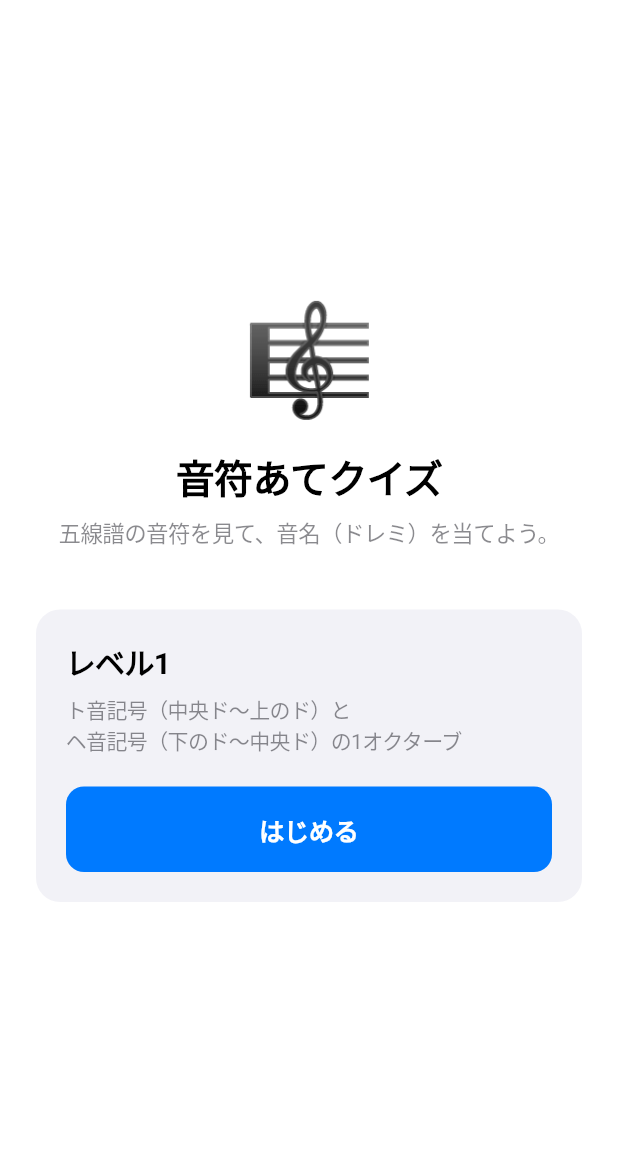
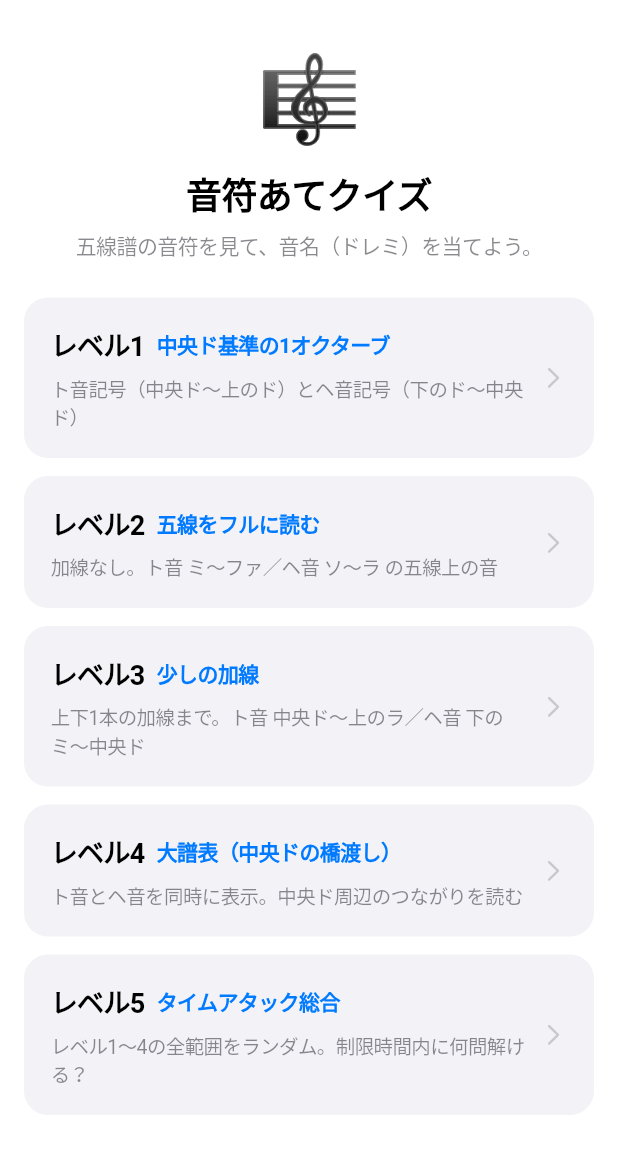
Before and after one commit to tomoyuki0512-hub/onp-quiz-app, a Flutter app: the screen it shows after launch, on a phone screen of 412 x 824 dp, the part 52-1226 px from its top. Run offline on Flutter 3.47's test engine with Material 3 defaults, Android fonts, the phone set to English and light mode, and no system bars; our stand-ins replace audioplayers.

```diff
--- /dev/null
+++ b/lib/data/levels.dart
@@ -0,0 +1,86 @@
+import '../models/clef.dart';
+import '../models/level.dart';
+import '../models/quiz_note.dart';
+import 'level1.dart';
+
+/// 指定 clef・degree 範囲 [fromDegree, toDegree]（両端含む）の自然音を
+/// 低音→高音の順で生成する。
+///
+/// degree = octave*7 + letterIndex（C=0..B=6）なので、整数 degree は
+/// ちょうど1つの自然音（白鍵）に対応する。
+List<QuizNote> notesInRange(Clef clef, int fromDegree, int toDegree) {
+  return [
+    for (int d = fromDegree; d <= toDegree; d++)
+      QuizNote(clef: clef, letterIndex: d % 7, octave: d ~/ 7),
+  ];
+}
+
+// 五線の基準 degree（C=0基準）。
+//   ト音: 最下線 E4=30 / 最上線 F5=38
+//   ヘ音: 最下線 G2=18 / 最上線 A3=26
+
+/// レベル1: 中央ド基準の1オクターブ（実装済みプールを再利用）。
+final Level level1 = Level(
+  id: 1,
+  title: 'レベル1',
+  concept: '中央ド基準の1オクターブ',
+  description: 'ト音記号（中央ド〜上のド）とヘ音記号（下のド〜中央ド）',
+  pool: level1Notes,
+);
+
+/// レベル2: 五線をフルに読む（加線なし）。
+final Level level2 = Level(
+  id: 2,
+  title: 'レベル2',
+  concept: '五線をフルに読む',
+  description: '加線なし。ト音 ミ〜ファ／ヘ音 ソ〜ラ の五線上の音',
+  pool: [
+    ...notesInRange(Clef.treble, 30, 38), // E4..F5
+    ...notesInRange(Clef.bass, 18, 26), // G2..A3
+  ],
+);
+
+/// レベル3: 少しの加線（上下1本まで）。
+final Level level3 = Level(
+  id: 3,
+  title: 'レベル3',
+  concept: '少しの加線',
+  description: '上下1本の加線まで。ト音 中央ド〜上のラ／ヘ音 下のミ〜中央ド',
+  pool: [
+    ...notesInRange(Clef.treble, 28, 40), // C4..A5
+    ...notesInRange(Clef.bass, 16, 28), // E2..C4
+  ],
+);
+
+/// レベル4: 大譜表（中央ドの橋渡し）。
+/// 中央ド(28)を境にヘ音/ト音へ振り分ける（大譜表では位置=degreeで描画するため
+/// clef は表示上の所属の目安）。
+final Level level4 = Level(
+  id: 4,
+  title: 'レベル4',
+  concept: '大譜表（中央ドの橋渡し）',
+  description: 'ト音とヘ音を同時に表示。中央ド周辺のつながりを読む',
+  pool: [
+    for (int d = 16; d <= 40; d++)
+      QuizNote(
+        clef: d >= 28 ? Clef.treble : Clef.bass,
+        letterIndex: d % 7,
+        octave: d ~/ 7,
+      ),
+  ],
+  grandStaff: true,
+);
+
+/// レベル5: タイムアタック総合（レベル1〜3の全範囲を単一譜表で）。
+/// level3 のプールが treble 28..40 + bass 16..28 を網羅しているため再利用する。
+final Level level5 = Level(
+  id: 5,
+  title: 'レベル5',
+  concept: 'タイムアタック総合',
+  description: 'レベル1〜4の全範囲をランダム。制限時間内に何問解ける？',
+  pool: level3.pool,
+  timeLimit: const Duration(seconds: 60),
+);
+
+/// 全レベル（推奨学習順）。
+final List<Level> levels = [level1, level2, level3, level4, level5];
--- /dev/null
+++ b/lib/models/level.dart
@@ -0,0 +1,42 @@
+import 'quiz_note.dart';
+
+/// 1つの学習レベルの定義。出題プールと表示・進行のオプションを持つ。
+class Level {
+  /// レベル番号（1始まり）。
+  final int id;
+
+  /// 表示名（例: 'レベル2'）。
+  final String title;
+
+  /// そのレベルで新しく増える概念（例: '五線をフルに読む'）。
+  final String concept;
+
+  /// 補足説明（出題範囲など）。
+  final String description;
+
+  /// 出題に使う音符プール。セッション毎にシャッフルして使う。
+  final List<QuizNote> pool;
+
+  /// 大譜表（ト音＋ヘ音を同時表示）で出題するか。
+  final bool grandStaff;
+
+  /// 制限時間（タイムアタック）。null なら [questionCount] 問の固定モード。
+  final Duration? timeLimit;
+
+  /// 固定モードでの出題数。
+  final int questionCount;
+
+  Level({
+    required this.id,
+    required this.title,
+    required this.concept,
+    required this.description,
+    required this.pool,
+    this.grandStaff = false,
+    this.timeLimit,
+    this.questionCount = 10,
+  });
+
+  /// タイムアタックかどうか。
+  bool get isTimed => timeLimit != null;
+}
--- a/lib/screens/home_screen.dart
+++ b/lib/screens/home_screen.dart
@@ -1,4 +1,6 @@
 import 'package:flutter/cupertino.dart';
+import '../data/levels.dart';
+import '../models/level.dart';
 import 'quiz_screen.dart';
 
 class HomeScreen extends StatelessWidget {
@@ -11,65 +13,94 @@ class HomeScreen extends StatelessWidget {
         middle: Text('おんぷクイズ'),
       ),
       child: SafeArea(
-        child: Padding(
-          padding: const EdgeInsets.all(24),
-          child: Column(
-            mainAxisAlignment: MainAxisAlignment.center,
-            crossAxisAlignment: CrossAxisAlignment.stretch,
+        child: ListView(
+          padding: const EdgeInsets.fromLTRB(16, 16, 16, 32),
           children: [
-              const Text('🎼', style: TextStyle(fontSize: 72), textAlign: TextAlign.center),
-              const SizedBox(height: 16),
+            const SizedBox(height: 8),
+            const Text('🎼', style: TextStyle(fontSize: 56), textAlign: TextAlign.center),
+            const SizedBox(height: 12),
             const Text(
               '音符あてクイズ',
-                style: TextStyle(fontSize: 26, fontWeight: FontWeight.bold),
+              style: TextStyle(fontSize: 24, fontWeight: FontWeight.bold),
               textAlign: TextAlign.center,
             ),
-              const SizedBox(height: 8),
+            const SizedBox(height: 6),
             const Text(
               '五線譜の音符を見て、音名（ドレミ）を当てよう。',
-                style: TextStyle(
-                    fontSize: 15, color: CupertinoColors.secondaryLabel),
+              style: TextStyle(fontSize: 14, color: CupertinoColors.secondaryLabel),
               textAlign: TextAlign.center,
             ),
-              const SizedBox(height: 40),
-              _levelCard(context),
+            const SizedBox(height: 24),
+            for (final level in levels) ...[
+              _LevelCard(level: level),
+              const SizedBox(height: 12),
             ],
-          ),
+          ],
         ),
       ),
     );
   }
+}
 
-  Widget _levelCard(BuildContext context) {
-    return Container(
-      padding: const EdgeInsets.all(20),
+class _LevelCard extends StatelessWidget {
+  final Level level;
+
+  const _LevelCard({required this.level});
+
+  @override
+  Widget build(BuildContext context) {
+    return GestureDetector(
+      behavior: HitTestBehavior.opaque,
+      onTap: () => Navigator.of(context).push(
+        CupertinoPageRoute(builder: (_) => QuizScreen(level: level)),
+      ),
+      child: Container(
+        padding: const EdgeInsets.all(18),
         decoration: BoxDecoration(
           color: CupertinoColors.systemGrey6.resolveFrom(context),
           borderRadius: BorderRadius.circular(16),
         ),
+        child: Row(
+          children: [
+            Expanded(
               child: Column(
-        crossAxisAlignment: CrossAxisAlignment.stretch,
+                crossAxisAlignment: CrossAxisAlignment.start,
                 children: [
-          const Text(
-            'レベル1',
-            style: TextStyle(fontSize: 20, fontWeight: FontWeight.bold),
+                  Row(
+                    children: [
+                      Text(
+                        level.title,
+                        style: const TextStyle(
+                            fontSize: 18, fontWeight: FontWeight.bold),
+                      ),
+                      const SizedBox(width: 8),
+                      Flexible(
+                        child: Text(
+                          level.concept,
+                          style: const TextStyle(
+                            fontSize: 14,
+                            fontWeight: FontWeight.w600,
+                            color: CupertinoColors.systemBlue,
+                          ),
+                          overflow: TextOverflow.ellipsis,
+                        ),
+                      ),
+                    ],
                   ),
                   const SizedBox(height: 6),
-          const Text(
-            'ト音記号（中央ド〜上のド）と\nヘ音記号（下のド〜中央ド）の1オクターブ',
-            style:
-                TextStyle(fontSize: 14, color: CupertinoColors.secondaryLabel),
-          ),
-          const SizedBox(height: 20),
-          CupertinoButton.filled(
-            borderRadius: BorderRadius.circular(12),
-            onPressed: () => Navigator.of(context).push(
-              CupertinoPageRoute(builder: (_) => const QuizScreen()),
-            ),
-            child: const Text('はじめる',
-                style: TextStyle(fontWeight: FontWeight.w600)),
+                  Text(
+                    level.description,
+                    style: const TextStyle(
+                        fontSize: 13, color: CupertinoColors.secondaryLabel),
                   ),
                 ],
+              ),
+            ),
+            const SizedBox(width: 8),
+            const Icon(CupertinoIcons.chevron_right,
+                size: 18, color: CupertinoColors.systemGrey3),
+          ],
+        ),
       ),
     );
   }
```
Also changed, not shown: lib/screens/quiz_screen.dart (+73 -30 lines), lib/widgets/grand_staff_painter.dart (added, +109 -0 lines), lib/widgets/staff_view.dart (+9 -6 lines), 2 other files. Lines whose indentation alone changed are shown as unchanged.
